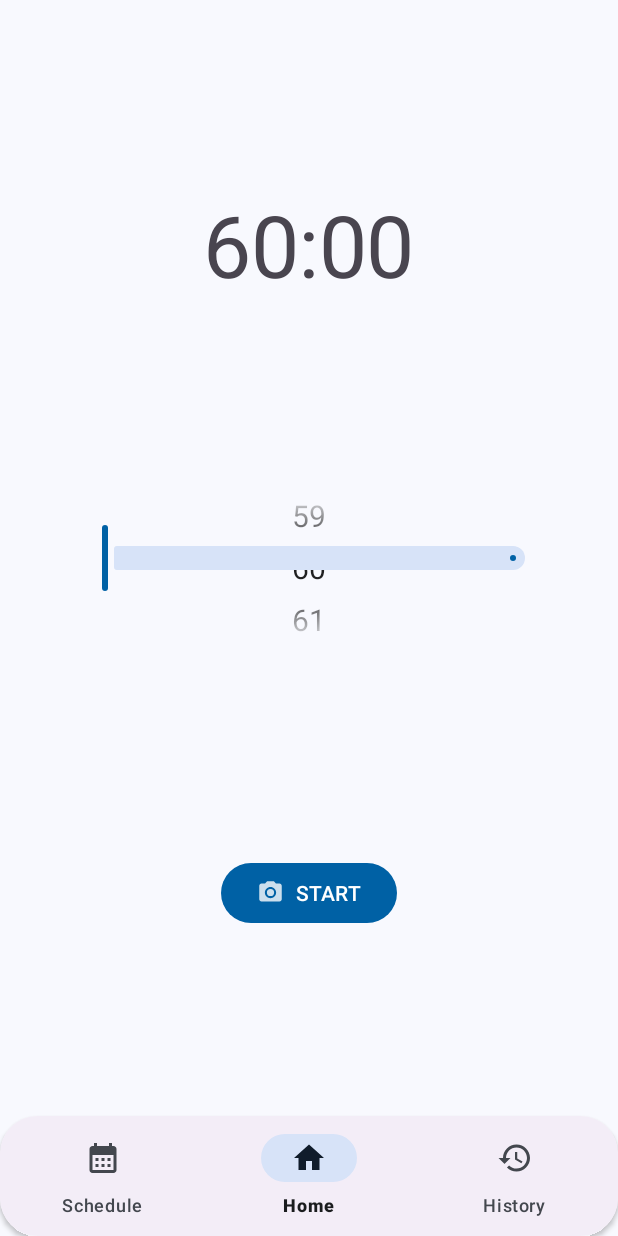
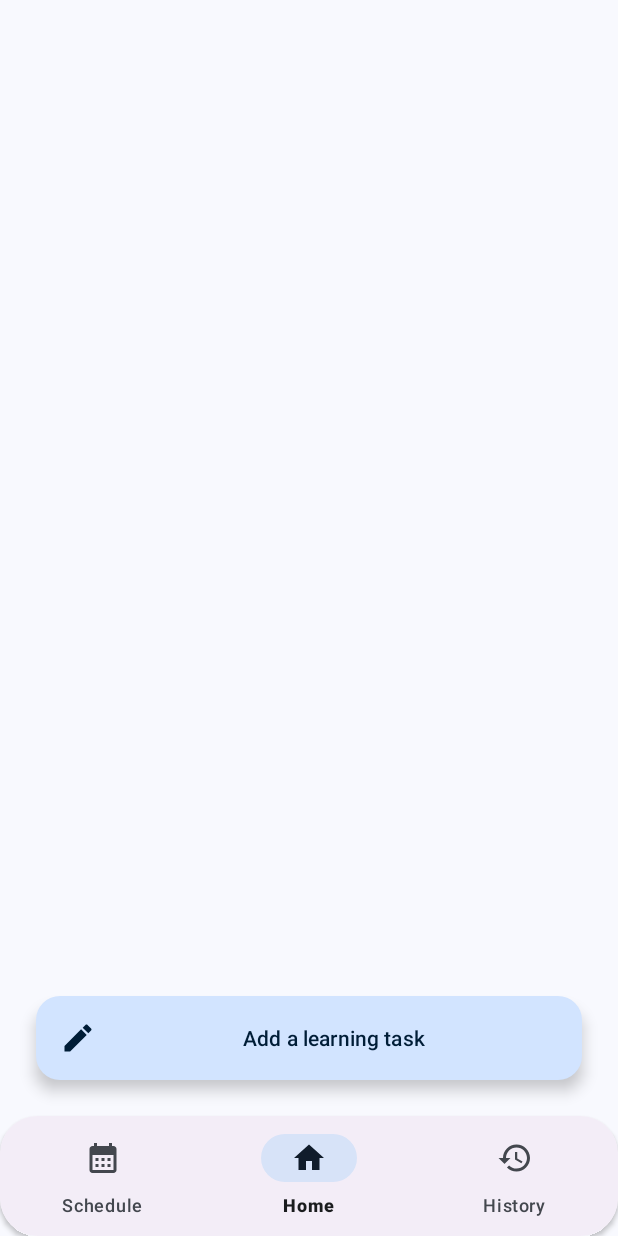
Before and after one commit to Leo9156/Learning-Concentration-Analysis-System, an Android app: the screen it shows after launch (MainActivity), on a phone screen of 412 x 824 dp. Run offline under Robolectric (Android 15) with nearby library versions, the phone set to English and light mode, and no system bars; our stand-ins replace navigation-ui.

Commit message:
Create add task bottom sheet view

```diff
--- a/app/src/main/java/com/example/learningassistance/homepage/HomeFragment.kt
+++ b/app/src/main/java/com/example/learningassistance/homepage/HomeFragment.kt
@@ -25,16 +25,9 @@ class HomeFragment : Fragment() {
         _binding = FragmentHomeBinding.inflate(inflater, container, false)
         val view = binding.root
 
-        // Setting of time picker
-        binding.timePicker.maxValue = 120
-        binding.timePicker.minValue = 1
-        binding.timePicker.value = 60
-        binding.timePicker.setOnValueChangedListener { _, _, newVal ->
-            binding.learningTime.text = String.format(getString(R.string.main_activity_timer), newVal)
-        }
-
-        binding.buttonStart.setOnClickListener {
-            showHeadPoseAlertDialog(activity as AppCompatActivity, binding.timePicker.value)
+        // Call the task bottom sheet
+        binding.addTaskButton.setOnClickListener {
+            NewTaskSheet().show(requireActivity().supportFragmentManager, NewTaskSheet.TAG)
         }
 
         return view
@@ -45,30 +38,8 @@ class HomeFragment : Fragment() {
         _binding = null
     }
 
-    private fun showHeadPoseAlertDialog(activity: AppCompatActivity, learningTime: Int) {
-        MaterialAlertDialogBuilder(activity)
-            .setTitle("NOTICE")
-            .setIcon(R.drawable.ic_notification)
-            .setMessage(getString(R.string.start_detection_notification_msg))
-            .setPositiveButton(getString(R.string.understand)) { dialog, _ ->
-                val intent = Intent(activity, CameraPreviewActivity::class.java)
-
-                val bundle = Bundle()
-                bundle.putInt("LEARNING_TIME", learningTime)
-                intent.putExtras(bundle)
-
-                startActivity(intent)
-
-                dialog.dismiss()
-            }
-            .setNegativeButton(R.string.cancel) { dialog, _ ->
-                dialog.dismiss()
-            }
-            .show()
-    }
-
     companion object {
-        private const val TAG = "HomeFragment"
+        const val TAG = "HomeFragment"
     }
 
 }
--- /dev/null
+++ b/app/src/main/res/drawable/ic_clock.xml
@@ -0,0 +1,6 @@
+<vector android:height="24dp" android:tint="#000000"
+    android:viewportHeight="24" android:viewportWidth="24"
+    android:width="24dp" xmlns:android="http://schemas.android.com/apk/res/android">
+    <path android:fillColor="@android:color/white" android:pathData="M11.99,2C6.47,2 2,6.48 2,12s4.47,10 9.99,10C17.52,22 22,17.52 22,12S17.52,2 11.99,2zM12,20c-4.42,0 -8,-3.58 -8,-8s3.58,-8 8,-8 8,3.58 8,8 -3.58,8 -8,8z"/>
+    <path android:fillColor="@android:color/white" android:pathData="M12.5,7H11v6l5.25,3.15 0.75,-1.23 -4.5,-2.67z"/>
+</vector>
--- /dev/null
+++ b/app/src/main/res/drawable/ic_edit.xml
@@ -0,0 +1,5 @@
+<vector android:height="24dp" android:tint="#000000"
+    android:viewportHeight="24" android:viewportWidth="24"
+    android:width="24dp" xmlns:android="http://schemas.android.com/apk/res/android">
+    <path android:fillColor="@android:color/white" android:pathData="M3,17.25V21h3.75L17.81,9.94l-3.75,-3.75L3,17.25zM20.71,7.04c0.39,-0.39 0.39,-1.02 0,-1.41l-2.34,-2.34c-0.39,-0.39 -1.02,-0.39 -1.41,0l-1.83,1.83 3.75,3.75 1.83,-1.83z"/>
+</vector>
--- /dev/null
+++ b/app/src/main/res/drawable/ic_title.xml
@@ -0,0 +1,5 @@
+<vector android:height="24dp" android:tint="#000000"
+    android:viewportHeight="24" android:viewportWidth="24"
+    android:width="24dp" xmlns:android="http://schemas.android.com/apk/res/android">
+    <path android:fillColor="@android:color/white" android:pathData="M5,4v3h5.5v12h3V7H19V4z"/>
+</vector>
--- a/app/src/main/res/layout/fragment_home.xml
+++ b/app/src/main/res/layout/fragment_home.xml
@@ -6,84 +6,14 @@
     android:layout_height="match_parent"
     tools:context=".homepage.HomeFragment">
 
-    <com.google.android.material.textview.MaterialTextView
-        android:id="@+id/learningTime"
-        android:layout_width="wrap_content"
-        android:layout_height="wrap_content"
-        android:text="@string/_60_00"
-        style="@style/TextAppearance.Material3.DisplayLarge"
-        app:layout_constraintBottom_toTopOf="@+id/timePicker"
-        app:layout_constraintEnd_toEndOf="parent"
-        app:layout_constraintHorizontal_bias="0.5"
-        app:layout_constraintStart_toStartOf="parent"
-        app:layout_constraintTop_toTopOf="parent"
-        app:layout_constraintVertical_bias="0.5" />
-
-    <NumberPicker
-        android:id="@+id/timePicker"
-        android:layout_width="160dp"
-        android:layout_height="104dp"
-        android:fadingEdge="vertical"
-        android:theme="@style/NumberPickerTheme"
-        app:layout_constraintBottom_toTopOf="@+id/buttonStart"
-        app:layout_constraintEnd_toEndOf="parent"
-        app:layout_constraintHorizontal_bias="0.5"
-        app:layout_constraintStart_toStartOf="parent"
-        app:layout_constraintTop_toBottomOf="@+id/learningTime"
-        app:layout_constraintVertical_bias="0.5" />
-
-    <com.google.android.material.button.MaterialButton
-        android:id="@+id/buttonStart"
-        style="@style/ThemeOverlay.Material3.Button.ElevatedButton"
-        android:layout_width="wrap_content"
-        android:layout_height="wrap_content"
-        android:layout_marginTop="16dp"
-        android:text="@string/start"
-        app:cornerRadius="50dp"
-        app:icon="@drawable/ic_camera"
-        app:layout_constraintBottom_toBottomOf="parent"
-        app:layout_constraintEnd_toEndOf="parent"
-        app:layout_constraintHorizontal_bias="0.5"
-        app:layout_constraintStart_toStartOf="parent"
-        app:layout_constraintTop_toBottomOf="@+id/timePicker"
-        app:layout_constraintVertical_bias="0.5" />
-
-    <com.google.android.material.slider.Slider
-        android:id="@+id/time_pick_slider"
+    <com.google.android.material.floatingactionbutton.ExtendedFloatingActionButton
+        android:id="@+id/add_task_button"
         android:layout_width="match_parent"
         android:layout_height="wrap_content"
         app:layout_constraintBottom_toBottomOf="parent"
-        app:layout_constraintEnd_toEndOf="parent"
         app:layout_constraintStart_toStartOf="parent"
-        app:layout_constraintTop_toTopOf="parent"
-        android:layout_marginHorizontal="48dp"/>
-
-    <androidx.constraintlayout.widget.Guideline
-        android:id="@+id/guideline"
-        android:layout_width="wrap_content"
-        android:layout_height="wrap_content"
-        android:orientation="vertical"
-        app:layout_constraintGuide_percent="0.19" />
-
-    <androidx.constraintlayout.widget.Guideline
-        android:id="@+id/guideline2"
-        android:layout_width="wrap_content"
-        android:layout_height="wrap_content"
-        android:orientation="vertical"
-        app:layout_constraintGuide_percent="0.85" />
-
-    <androidx.constraintlayout.widget.Guideline
-        android:id="@+id/guideline3"
-        android:layout_width="wrap_content"
-        android:layout_height="wrap_content"
-        android:orientation="horizontal"
-        app:layout_constraintGuide_percent="0.255" />
-
-    <androidx.constraintlayout.widget.Guideline
-        android:id="@+id/guideline4"
-        android:layout_width="wrap_content"
-        android:layout_height="wrap_content"
-        android:orientation="horizontal"
-        app:layout_constraintGuide_percent="0.75" />
+        android:layout_margin="24dp"
+        app:icon="@drawable/ic_edit"
+        android:text="@string/add_a_learning_task"/>
 
 </androidx.constraintlayout.widget.ConstraintLayout>
--- a/app/src/main/res/values-night/themes.xml
+++ b/app/src/main/res/values-night/themes.xml
@@ -1,6 +1,6 @@
 <resources xmlns:tools="http://schemas.android.com/tools">
     <!-- Base application theme. -->
-    <style name="Theme.LearningAssistance" parent="Theme.MaterialComponents.DayNight.NoActionBar">
+    <style name="Theme.LearningAssistance" parent="Theme.Material3.DayNight.NoActionBar">
         <item name="colorPrimary">@color/md_theme_dark_primary</item>
         <item name="colorOnPrimary">@color/md_theme_dark_onPrimary</item>
         <item name="colorPrimaryContainer">@color/md_theme_dark_primaryContainer</item>
--- a/app/src/main/res/values/styles.xml
+++ b/app/src/main/res/values/styles.xml
@@ -6,7 +6,7 @@
         <item name="android:gravity">center_vertical</item>
     </style>
 
-    <style name="NumberPickerTheme" parent="Theme.AppCompat.Light">
+    <style name="NumberPickerTheme" parent="Theme.LearningAssistance">
         <item name="colorControlNormal">@android:color/transparent</item>
         <item name="android:textSize">20sp</item>
     </style>
```
Also changed, not shown: app/src/main/java/com/example/learningassistance/homepage/NewTaskSheet.kt (added, +52 -0 lines), app/src/main/res/layout/fragment_new_task_sheet.xml (added, +172 -0 lines), app/src/main/res/values/strings.xml (+8 -0 lines), app/src/main/res/drawable-hdpi/ic_label.png (added), app/src/main/res/drawable-mdpi/ic_label.png (added), app/src/main/res/drawable-xhdpi/ic_label.png (added), app/src/main/res/drawable-xxhdpi/ic_label.png (added), app/src/main/res/drawable-xxxhdpi/ic_label.png (added).
